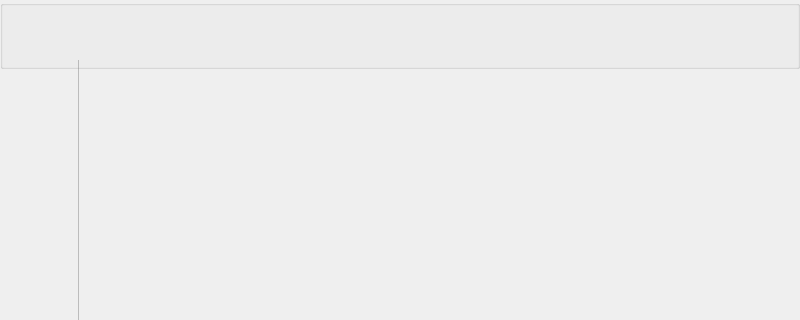
Before: the Qt Designer form BlocksScreen/lib/ui/mainWindow.ui in BlocksTechnology/BlocksScreen, drawn with Qt 5; both pictures show x 0 to 800 and y 0 to 320 of the 800 by 480 pixel window.
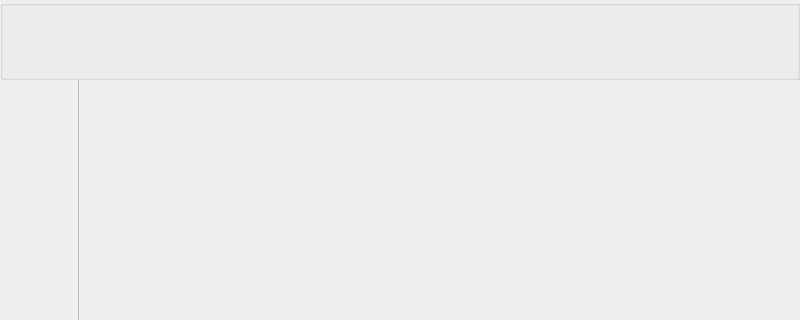
After: the same form once the commit is applied. The open tabs and pages were chosen to show the change. Icons and pictures are not drawn. Custom widgets are drawn as their Qt base class.

The edit to the form file:
```diff
--- a/BlocksScreen/lib/ui/mainWindow.ui
+++ b/BlocksScreen/lib/ui/mainWindow.ui
@@ -169,260 +169,30 @@
     <string notr="true">#main_widget{background-image: url(:/background/media/1st_background.png);}
 </string>
    </property>
-   <widget class="NotificationQTabWidget" name="main_content_widget">
-    <property name="enabled">
-     <bool>true</bool>
+   <layout class="QVBoxLayout" name="verticalLayout">
+    <property name="spacing">
+     <number>0</number>
     </property>
-    <property name="geometry">
-     <rect>
-      <x>0</x>
-      <y>60</y>
-      <width>800</width>
-      <height>420</height>
-     </rect>
+    <property name="sizeConstraint">
+     <enum>QLayout::SizeConstraint::SetMaximumSize</enum>
     </property>
-    <property name="sizePolicy">
-     <sizepolicy hsizetype="MinimumExpanding" vsizetype="MinimumExpanding">
-      <horstretch>1</horstretch>
-      <verstretch>1</verstretch>
-     </sizepolicy>
+    <property name="leftMargin">
+     <number>0</number>
     </property>
-    <property name="minimumSize">
-     <size>
-      <width>800</width>
-      <height>400</height>
-     </size>
+    <property name="topMargin">
+     <number>0</number>
     </property>
-    <property name="maximumSize">
-     <size>
-      <width>1024</width>
-      <height>720</height>
-     </size>
+    <property name="rightMargin">
+     <number>0</number>
     </property>
-    <property name="baseSize">
-     <size>
-      <width>800</width>
-      <height>400</height>
-     </size>
-    </property>
-    <property name="cursor">
-     <cursorShape>BlankCursor</cursorShape>
-    </property>
-    <property name="layoutDirection">
-     <enum>Qt::RightToLeft</enum>
-    </property>
-    <property name="autoFillBackground">
-     <bool>false</bool>
-    </property>
-    <property name="styleSheet">
-     <string notr="true">#main_content_widget{
-background-image: url(:/background/media/1st_background.png);
-}
-QTabBar::tab{
-	min-width: 80px;
-	max-width: 80px;
-	min-height: 100px;
-	max-height: 100px;
-    background: transparent;
-}
-
-</string>
-    </property>
-    <property name="tabPosition">
-     <enum>QTabWidget::West</enum>
-    </property>
-    <property name="tabShape">
-     <enum>QTabWidget::Rounded</enum>
-    </property>
-    <property name="currentIndex">
+    <property name="bottomMargin">
      <number>0</number>
     </property>
-    <property name="iconSize">
-     <size>
-      <width>60</width>
-      <height>60</height>
-     </size>
-    </property>
-    <property name="elideMode">
-     <enum>Qt::ElideLeft</enum>
-    </property>
-    <property name="usesScrollButtons">
-     <bool>false</bool>
-    </property>
-    <property name="documentMode">
-     <bool>true</bool>
-    </property>
-    <property name="tabsClosable">
-     <bool>false</bool>
-    </property>
-    <property name="movable">
-     <bool>false</bool>
-    </property>
-    <widget class="QWidget" name="printTab">
-     <property name="sizePolicy">
-      <sizepolicy hsizetype="MinimumExpanding" vsizetype="MinimumExpanding">
-       <horstretch>1</horstretch>
-       <verstretch>1</verstretch>
-      </sizepolicy>
-     </property>
-     <property name="minimumSize">
-      <size>
-       <width>720</width>
-       <height>420</height>
-      </size>
-     </property>
-     <property name="maximumSize">
-      <size>
-       <width>1024</width>
-       <height>720</height>
-      </size>
-     </property>
-     <property name="baseSize">
-      <size>
-       <width>1024</width>
-       <height>420</height>
-      </size>
-     </property>
-     <property name="cursor">
-      <cursorShape>BlankCursor</cursorShape>
-     </property>
-     <attribute name="icon">
-      <iconset resource="resources/main_menu_resources.qrc">
-       <normaloff>:/icons/media/main_menu/ICON_home.png</normaloff>
-       <normalon>:/icons/media/main_menu/ICON_home_pressed.png</normalon>
-       <disabledon>:/icons/media/main_menu/ICON_home_blocked.png</disabledon>:/icons/media/main_menu/ICON_home.png</iconset>
-     </attribute>
-     <attribute name="title">
-      <string/>
-     </attribute>
-    </widget>
-    <widget class="QWidget" name="filamentTab">
-     <property name="sizePolicy">
-      <sizepolicy hsizetype="MinimumExpanding" vsizetype="MinimumExpanding">
-       <horstretch>1</horstretch>
-       <verstretch>1</verstretch>
-      </sizepolicy>
-     </property>
-     <property name="minimumSize">
-      <size>
-       <width>720</width>
-       <height>420</height>
-      </size>
-     </property>
-     <property name="maximumSize">
-      <size>
-       <width>1024</width>
-       <height>720</height>
-      </size>
-     </property>
-     <property name="baseSize">
-      <size>
-       <width>1024</width>
-       <height>420</height>
-      </size>
-     </property>
-     <property name="cursor">
-      <cursorShape>BlankCursor</cursorShape>
-     </property>
-     <attribute name="icon">
-      <iconset resource="resources/main_menu_resources.qrc">
-       <normaloff>:/icons/media/main_menu/ICON_filament.png</normaloff>
-       <normalon>:/icons/media/main_menu/ICON_filament_pressed.png</normalon>
-       <disabledon>:/icons/media/main_menu/ICON_filamente_blocked.png</disabledon>:/icons/media/main_menu/ICON_filament.png</iconset>
-     </attribute>
-     <attribute name="title">
-      <string/>
-     </attribute>
-    </widget>
-    <widget class="QWidget" name="controlTab">
-     <property name="sizePolicy">
-      <sizepolicy hsizetype="MinimumExpanding" vsizetype="MinimumExpanding">
-       <horstretch>1</horstretch>
-       <verstretch>1</verstretch>
-      </sizepolicy>
-     </property>
-     <property name="minimumSize">
-      <size>
-       <width>720</width>
-       <height>420</height>
-      </size>
-     </property>
-     <property name="maximumSize">
-      <size>
-       <width>1024</width>
-       <height>720</height>
-      </size>
-     </property>
-     <property name="baseSize">
-      <size>
-       <width>720</width>
-       <height>420</height>
-      </size>
-     </property>
-     <property name="cursor">
-      <cursorShape>BlankCursor</cursorShape>
-     </property>
-     <attribute name="icon">
-      <iconset resource="resources/main_menu_resources.qrc">
-       <normaloff>:/icons/media/main_menu/ICON_control.png</normaloff>
-       <normalon>:/icons/media/main_menu/ICON_control_pressed.png</normalon>
-       <disabledon>:/icons/media/main_menu/ICON_control_blocked.png</disabledon>:/icons/media/main_menu/ICON_control.png</iconset>
-     </attribute>
-     <attribute name="title">
-      <string/>
-     </attribute>
-    </widget>
-    <widget class="QWidget" name="utilitiesTab">
-     <property name="sizePolicy">
-      <sizepolicy hsizetype="MinimumExpanding" vsizetype="MinimumExpanding">
-       <horstretch>1</horstretch>
-       <verstretch>1</verstretch>
-      </sizepolicy>
-     </property>
-     <property name="minimumSize">
-      <size>
-       <width>720</width>
-       <height>420</height>
-      </size>
-     </property>
-     <property name="maximumSize">
-      <size>
-       <width>1024</width>
-       <height>720</height>
-      </size>
-     </property>
-     <property name="baseSize">
-      <size>
-       <width>1024</width>
-       <height>420</height>
-      </size>
-     </property>
-     <property name="cursor">
-      <cursorShape>BlankCursor</cursorShape>
-     </property>
-     <attribute name="icon">
-      <iconset resource="resources/main_menu_resources.qrc">
-       <normaloff>:/icons/media/main_menu/ICON_utilities.png</normaloff>
-       <normalon>:/icons/media/main_menu/ICON_utilities_pressed.png</normalon>
-       <disabledon>:/icons/media/main_menu/ICON_utilities_blocked.png</disabledon>:/icons/media/main_menu/ICON_utilities.png</iconset>
-     </attribute>
-     <attribute name="title">
-      <string/>
-     </attribute>
-    </widget>
-   </widget>
+    <item>
    <widget class="QGroupBox" name="main_header_layout">
     <property name="enabled">
      <bool>true</bool>
     </property>
-    <property name="geometry">
-     <rect>
-      <x>0</x>
-      <y>0</y>
-      <width>800</width>
-      <height>60</height>
-     </rect>
-    </property>
     <property name="sizePolicy">
      <sizepolicy hsizetype="MinimumExpanding" vsizetype="MinimumExpanding">
       <horstretch>2</horstretch>
@@ -438,7 +208,7 @@
     <property name="maximumSize">
      <size>
       <width>1024</width>
-      <height>80</height>
+        <height>86</height>
      </size>
     </property>
     <property name="sizeIncrement">
@@ -626,6 +396,15 @@
             </color>
            </brush>
           </colorrole>
+            <colorrole role="PlaceholderText">
+             <brush brushstyle="SolidPattern">
+              <color alpha="128">
+               <red>255</red>
+               <green>255</green>
+               <blue>255</blue>
+              </color>
+             </brush>
+            </colorrole>
          </active>
          <inactive>
           <colorrole role="WindowText">
@@ -700,6 +479,15 @@
             </color>
            </brush>
           </colorrole>
+            <colorrole role="PlaceholderText">
+             <brush brushstyle="SolidPattern">
+              <color alpha="128">
+               <red>255</red>
+               <green>255</green>
+               <blue>255</blue>
+              </color>
+             </brush>
+            </colorrole>
          </inactive>
          <disabled>
           <colorrole role="WindowText">
@@ -774,6 +562,15 @@
             </color>
            </brush>
           </colorrole>
+            <colorrole role="PlaceholderText">
+             <brush brushstyle="SolidPattern">
+              <color alpha="128">
+               <red>255</red>
+               <green>255</green>
+               <blue>255</blue>
+              </color>
+             </brush>
+            </colorrole>
          </disabled>
         </palette>
        </property>
@@ -1034,6 +831,15 @@
                </color>
               </brush>
              </colorrole>
+               <colorrole role="PlaceholderText">
+                <brush brushstyle="SolidPattern">
+                 <color alpha="128">
+                  <red>255</red>
+                  <green>255</green>
+                  <blue>255</blue>
+                 </color>
+                </brush>
+               </colorrole>
             </active>
             <inactive>
              <colorrole role="WindowText">
@@ -1108,6 +914,15 @@
                </color>
               </brush>
              </colorrole>
+               <colorrole role="PlaceholderText">
+                <brush brushstyle="SolidPattern">
+                 <color alpha="128">
+                  <red>255</red>
+                  <green>255</green>
+                  <blue>255</blue>
+                 </color>
+                </brush>
+               </colorrole>
             </inactive>
             <disabled>
              <colorrole role="WindowText">
@@ -1182,6 +997,15 @@
                </color>
               </brush>
              </colorrole>
+               <colorrole role="PlaceholderText">
+                <brush brushstyle="SolidPattern">
+                 <color alpha="128">
+                  <red>255</red>
+                  <green>255</green>
+                  <blue>255</blue>
+                 </color>
+                </brush>
+               </colorrole>
             </disabled>
            </palette>
           </property>
@@ -1314,6 +1138,244 @@
      </item>
     </layout>
    </widget>
+    </item>
+    <item>
+     <widget class="NotificationQTabWidget" name="main_content_widget">
+      <property name="enabled">
+       <bool>true</bool>
+      </property>
+      <property name="sizePolicy">
+       <sizepolicy hsizetype="MinimumExpanding" vsizetype="MinimumExpanding">
+        <horstretch>1</horstretch>
+        <verstretch>1</verstretch>
+       </sizepolicy>
+      </property>
+      <property name="minimumSize">
+       <size>
+        <width>800</width>
+        <height>400</height>
+       </size>
+      </property>
+      <property name="maximumSize">
+       <size>
+        <width>800</width>
+        <height>16777215</height>
+       </size>
+      </property>
+      <property name="baseSize">
+       <size>
+        <width>800</width>
+        <height>400</height>
+       </size>
+      </property>
+      <property name="cursor">
+       <cursorShape>BlankCursor</cursorShape>
+      </property>
+      <property name="layoutDirection">
+       <enum>Qt::LayoutDirection::RightToLeft</enum>
+      </property>
+      <property name="autoFillBackground">
+       <bool>false</bool>
+      </property>
+      <property name="styleSheet">
+       <string notr="true">#main_content_widget{
+background-image: url(:/background/media/1st_background.png);
+}
+QTabBar::tab{
+	min-width: 80px;
+	max-width: 80px;
+	min-height: 100px;
+	max-height: 100px;
+    background: transparent;
+}
+
+</string>
+      </property>
+      <property name="tabPosition">
+       <enum>QTabWidget::TabPosition::West</enum>
+      </property>
+      <property name="tabShape">
+       <enum>QTabWidget::TabShape::Rounded</enum>
+      </property>
+      <property name="currentIndex">
+       <number>3</number>
+      </property>
+      <property name="iconSize">
+       <size>
+        <width>60</width>
+        <height>60</height>
+       </size>
+      </property>
+      <property name="elideMode">
+       <enum>Qt::TextElideMode::ElideLeft</enum>
+      </property>
+      <property name="usesScrollButtons">
+       <bool>false</bool>
+      </property>
+      <property name="documentMode">
+       <bool>true</bool>
+      </property>
+      <property name="tabsClosable">
+       <bool>false</bool>
+      </property>
+      <property name="movable">
+       <bool>false</bool>
+      </property>
+      <widget class="QWidget" name="printTab">
+       <property name="sizePolicy">
+        <sizepolicy hsizetype="MinimumExpanding" vsizetype="MinimumExpanding">
+         <horstretch>1</horstretch>
+         <verstretch>1</verstretch>
+        </sizepolicy>
+       </property>
+       <property name="minimumSize">
+        <size>
+         <width>720</width>
+         <height>420</height>
+        </size>
+       </property>
+       <property name="maximumSize">
+        <size>
+         <width>1024</width>
+         <height>720</height>
+        </size>
+       </property>
+       <property name="baseSize">
+        <size>
+         <width>1024</width>
+         <height>420</height>
+        </size>
+       </property>
+       <property name="cursor">
+        <cursorShape>BlankCursor</cursorShape>
+       </property>
+       <attribute name="icon">
+        <iconset resource="resources/main_menu_resources.qrc">
+         <normaloff>:/icons/media/main_menu/ICON_home.png</normaloff>
+         <normalon>:/icons/media/main_menu/ICON_home_pressed.png</normalon>
+         <disabledon>:/icons/media/main_menu/ICON_home_blocked.png</disabledon>:/icons/media/main_menu/ICON_home.png</iconset>
+       </attribute>
+       <attribute name="title">
+        <string/>
+       </attribute>
+      </widget>
+      <widget class="QWidget" name="filamentTab">
+       <property name="sizePolicy">
+        <sizepolicy hsizetype="MinimumExpanding" vsizetype="MinimumExpanding">
+         <horstretch>1</horstretch>
+         <verstretch>1</verstretch>
+        </sizepolicy>
+       </property>
+       <property name="minimumSize">
+        <size>
+         <width>720</width>
+         <height>420</height>
+        </size>
+       </property>
+       <property name="maximumSize">
+        <size>
+         <width>1024</width>
+         <height>720</height>
+        </size>
+       </property>
+       <property name="baseSize">
+        <size>
+         <width>1024</width>
+         <height>420</height>
+        </size>
+       </property>
+       <property name="cursor">
+        <cursorShape>BlankCursor</cursorShape>
+       </property>
+       <attribute name="icon">
+        <iconset resource="resources/main_menu_resources.qrc">
+         <normaloff>:/icons/media/main_menu/ICON_filament.png</normaloff>
+         <normalon>:/icons/media/main_menu/ICON_filament_pressed.png</normalon>
+         <disabledon>:/icons/media/main_menu/ICON_filamente_blocked.png</disabledon>:/icons/media/main_menu/ICON_filament.png</iconset>
+       </attribute>
+       <attribute name="title">
+        <string/>
+       </attribute>
+      </widget>
+      <widget class="QWidget" name="controlTab">
+       <property name="sizePolicy">
+        <sizepolicy hsizetype="MinimumExpanding" vsizetype="MinimumExpanding">
+         <horstretch>1</horstretch>
+         <verstretch>1</verstretch>
+        </sizepolicy>
+       </property>
+       <property name="minimumSize">
+        <size>
+         <width>720</width>
+         <height>420</height>
+        </size>
+       </property>
+       <property name="maximumSize">
+        <size>
+         <width>1024</width>
+         <height>720</height>
+        </size>
+       </property>
+       <property name="baseSize">
+        <size>
+         <width>720</width>
+         <height>420</height>
+        </size>
+       </property>
+       <property name="cursor">
+        <cursorShape>BlankCursor</cursorShape>
+       </property>
+       <attribute name="icon">
+        <iconset resource="resources/main_menu_resources.qrc">
+         <normaloff>:/icons/media/main_menu/ICON_control.png</normaloff>
+         <normalon>:/icons/media/main_menu/ICON_control_pressed.png</normalon>
+         <disabledon>:/icons/media/main_menu/ICON_control_blocked.png</disabledon>:/icons/media/main_menu/ICON_control.png</iconset>
+       </attribute>
+       <attribute name="title">
+        <string/>
+       </attribute>
+      </widget>
+      <widget class="QWidget" name="utilitiesTab">
+       <property name="sizePolicy">
+        <sizepolicy hsizetype="MinimumExpanding" vsizetype="MinimumExpanding">
+         <horstretch>1</horstretch>
+         <verstretch>1</verstretch>
+        </sizepolicy>
+       </property>
+       <property name="minimumSize">
+        <size>
+         <width>720</width>
+         <height>420</height>
+        </size>
+       </property>
+       <property name="maximumSize">
+        <size>
+         <width>1024</width>
+         <height>720</height>
+        </size>
+       </property>
+       <property name="baseSize">
+        <size>
+         <width>1024</width>
+         <height>420</height>
+        </size>
+       </property>
+       <property name="cursor">
+        <cursorShape>BlankCursor</cursorShape>
+       </property>
+       <attribute name="icon">
+        <iconset resource="resources/main_menu_resources.qrc">
+         <normaloff>:/icons/media/main_menu/ICON_utilities.png</normaloff>
+         <normalon>:/icons/media/main_menu/ICON_utilities_pressed.png</normalon>
+         <disabledon>:/icons/media/main_menu/ICON_utilities_blocked.png</disabledon>:/icons/media/main_menu/ICON_utilities.png</iconset>
+       </attribute>
+       <attribute name="title">
+        <string/>
+       </attribute>
+      </widget>
+     </widget>
+    </item>
+   </layout>
   </widget>
  </widget>
  <customwidgets>
```
Left out of the diff: 32 changed lines with no effect on the pictures. Lines whose indentation alone changed are shown as unchanged.
